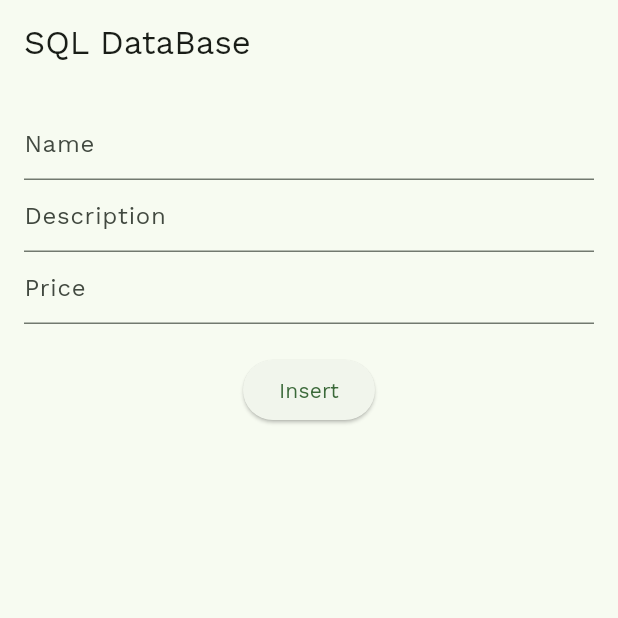
After one commit to venkydevelop/Training_Class_Concepts, a Flutter app: the screen it shows after launch, after a tap on "Insert", on a phone screen of 412 x 824 dp, the top half of it. The commit adds this screen. Run offline on Flutter 3.47's test engine with Material 3 defaults, Android fonts, the phone set to English and light mode, and no system bars; our stand-ins replace freezed_annotation, get, shared_preferences, sqflite; accounts and stored records are empty.

Commit message:
SQL DataBase Service

```diff
--- /dev/null
+++ b/lib/database/sql_service.dart
@@ -0,0 +1,67 @@
+import 'dart:async';
+
+import 'package:path/path.dart';
+import 'package:path_provider/path_provider.dart';
+import 'package:sqflite/sqflite.dart';
+
+import '../model/product.dart';
+
+class SqlService {
+  SqlService._();
+  static final SqlService db = SqlService._();
+  static Database? _database;
+
+  Future<Database> get database async {
+    if (_database != null) return _database!;
+    _database = await initDB();
+    return _database!;
+  }
+
+  Future<Database> initDB() async {
+    var documentDirectory = await getApplicationDocumentsDirectory();
+    String path = join(documentDirectory.path, "ProductDB.db");
+    return await openDatabase(path, version: 1,
+        onCreate: (Database db, int version) async {
+      await db.execute("CREATE TABLE Product("
+          "id INTEGER PRIMARY KEY AUTOINCREMENT,"
+          "name TEXT,"
+          "description TEXT,"
+          "price INTEGER"
+          ")");
+    });
+  }
+
+  Future<ProductModel?> getProductByID(int id) async {
+    final db = await database;
+    var result = await db.query("Product", where: 'id = ?', whereArgs: [id]);
+    return result.isNotEmpty ? ProductModel.fromJson(result.first) : null;
+  }
+
+  Future<List<ProductModel>> getAllProduct() async {
+    final db = await database;
+    var result = await db.query('Product');
+    List<ProductModel> products = result.isNotEmpty
+        ? result.map((prod) => ProductModel.fromJson(prod)).toList()
+        : [];
+    return products;
+  }
+
+  Future<int?> insert(ProductModel newProduct) async {
+    final db = await database;
+    var result = await db.insert("Product", newProduct.toJson());
+    return result;
+  }
+
+  Future<int?> update(ProductModel product) async {
+    final db = await database;
+    var result = await db.update("Product", product.toJson(),
+        where: 'id = ?', whereArgs: [product.id]);
+    return result;
+  }
+
+  Future<int?> delete(int id) async {
+    final db = await database;
+    var result = await db.delete("Product", where: 'id = ?', whereArgs: [id]);
+    return result;
+  }
+}
--- /dev/null
+++ b/lib/flutter/product_page.dart
@@ -0,0 +1,163 @@
+import 'package:flutter/material.dart';
+import 'package:training_session/database/sql_service.dart';
+
+import '../model/product.dart';
+
+class ProductPage extends StatefulWidget {
+  const ProductPage({super.key});
+
+  @override
+  State<ProductPage> createState() => _ProductPageState();
+}
+
+class _ProductPageState extends State<ProductPage> {
+  final nameController = TextEditingController();
+  final descriptionController = TextEditingController();
+  final priceController = TextEditingController();
+  List<ProductModel> _products = [];
+  int? productId;
+
+  @override
+  void initState() {
+    super.initState();
+    _loadProducts();
+  }
+
+  void dispose() {
+    nameController.dispose();
+    descriptionController.dispose();
+    priceController.dispose();
+    super.dispose();
+  }
+
+  void resetForm() {
+    setState(() {
+      nameController.clear();
+      descriptionController.clear();
+      priceController.clear();
+      productId = null;
+    });
+  }
+
+  void _loadProducts() async {
+    final products = await SqlService.db.getAllProduct();
+    setState(() {
+      _products = products;
+    });
+  }
+
+  void saveProduct() async {
+    if (nameController.text.isEmpty ||
+        descriptionController.text.isEmpty ||
+        priceController.text.isEmpty) {
+      return;
+    }
+    final product = ProductModel(
+        id: productId,
+        name: nameController.text,
+        description: descriptionController.text,
+        price: int.parse(priceController.text));
+    if (productId == null) {
+      await SqlService.db.insert(product);
+    } else {
+      await SqlService.db.update(product);
+    }
+    resetForm();
+    _loadProducts();
+  }
+
+  void updateProduct(ProductModel product) async {
+    setState(() {
+      nameController.text = product.name ?? '';
+      descriptionController.text = product.description ?? '';
+      priceController.text = product.price.toString();
+      productId = product.id;
+    });
+  }
+
+  void deleteProduct(int id) async {
+    await SqlService.db.delete(id);
+    _loadProducts();
+  }
+
+  @override
+  Widget build(BuildContext context) {
+    return Scaffold(
+      appBar: AppBar(
+        title: const Text("SQL DataBase"),
+      ),
+      body: Padding(
+        padding: const EdgeInsets.all(16.0),
+        child: Column(
+          crossAxisAlignment: CrossAxisAlignment.start,
+          children: [
+            TextField(
+              controller: nameController,
+              decoration: const InputDecoration(
+                hintText: "Name",
+              ),
+            ),
+            TextField(
+              controller: descriptionController,
+              decoration: const InputDecoration(
+                hintText: "Description",
+              ),
+            ),
+            TextField(
+              controller: priceController,
+              decoration: const InputDecoration(
+                hintText: "Price",
+              ),
+            ),
+            const SizedBox(height: 20),
+            Center(
+              child: ElevatedButton(
+                  onPressed: () {
+                    saveProduct();
+                  },
+                  child: Text(productId == null ? "Insert" : "update")),
+            ),
+            if (productId != null)
+              TextButton(
+                  onPressed: () {
+                    resetForm();
+                  },
+                  child: Text("Cancel")),
+            Expanded(
+              child: ListView.builder(
+                  itemCount: _products.length,
+                  itemBuilder: (BuildContext context, int index) {
+                    final product = _products[index];
+                    return ListTile(
+                      title: Text(product.name ?? ''),
+                      subtitle: Row(
+                        children: [
+                          Text(product.description ?? ''),
+                          const SizedBox(width: 20),
+                          Text("\$${product.price}"),
+                        ],
+                      ),
+                      trailing: Row(
+                        mainAxisSize: MainAxisSize.min,
+                        children: [
+                          IconButton(
+                              onPressed: () {
+                                updateProduct(product);
+                              },
+                              icon: const Icon(Icons.edit)),
+                          IconButton(
+                              onPressed: () {
+                                deleteProduct(product.id ?? 0);
+                              },
+                              icon: const Icon(Icons.delete)),
+                        ],
+                      ),
+                    );
+                  }),
+            )
+          ],
+        ),
+      ),
+    );
+  }
+}
--- /dev/null
+++ b/lib/model/product.dart
@@ -0,0 +1,12 @@
+import 'package:freezed_annotation/freezed_annotation.dart';
+
+part 'product.freezed.dart';
+part 'product.g.dart';
+
+@Freezed()
+class ProductModel with _$ProductModel {
+  factory ProductModel(
+      {int? id, String? name, String? description, int? price}) = _ProductModel;
+  factory ProductModel.fromJson(Map<String, dynamic> json) =>
+      _$ProductModelFromJson(json);
+}
--- a/pubspec.yaml
+++ b/pubspec.yaml
@@ -40,6 +40,9 @@ dependencies:
   json_annotation: 4.9.0
   freezed_annotation: 2.4.2
   shared_preferences: 2.2.3
+  sqflite: ^2.3.3+1
+  path: ^1.9.0
+  path_provider: ^2.1.3
 
 
 dev_dependencies:
```
Also changed, not shown: lib/flutter/drawer_example.dart (+5 -5 lines), lib/flutter/layout_example.dart (+9 -9 lines), lib/flutter/visible_invisible.dart (+70 -0 lines), lib/main.dart (+2 -50 lines), lib/model/product.freezed.dart (added), lib/model/product.g.dart (added), pubspec.lock, 1 other file.
